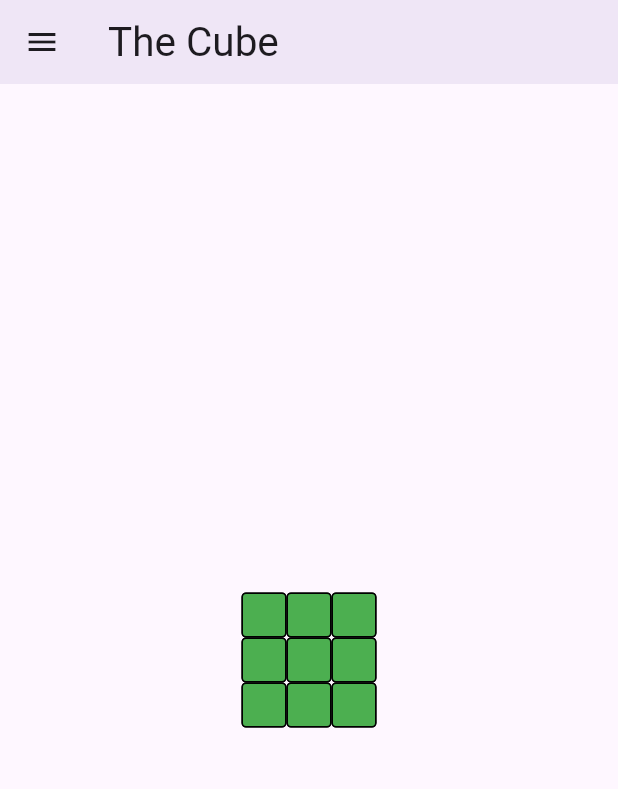
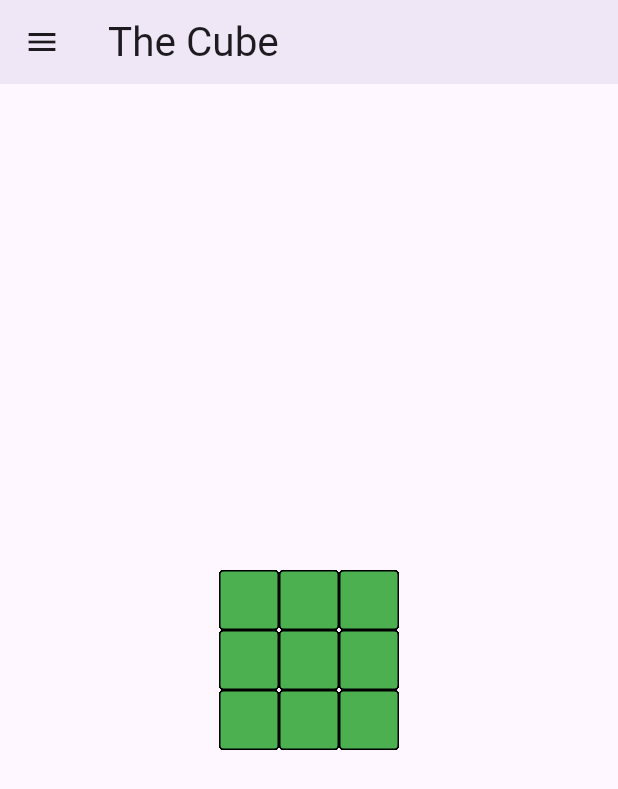
Before and after one commit to Lichyo/CyCube, a Flutter app: the screen it shows after launch, on a phone screen of 412 x 824 dp. Shown: the top 789 px of the screen. Run offline on Flutter 3.47's test engine with Material 3 defaults, Android fonts, the phone set to English and light mode, and no system bars; our stand-ins replace firebase_auth, firebase_core, firebase_storage, font_awesome_flutter, google_fonts, image_picker; accounts and stored records are empty; Roboto replaces fonts that are missing (Aboreto).

Commit message:
build new rubiks cube model with 3D matrix

```diff
--- /dev/null
+++ b/lib/cube.dart
@@ -0,0 +1,46 @@
+import 'dart:math';
+
+import 'cube_component.dart';
+import 'package:flutter/material.dart';
+
+class Cube extends StatelessWidget {
+  List<Widget> cube = [];
+
+  Cube({super.key}) {
+    final CubeComponent pieceCube = CubeComponent();
+    final pieceCubeWidth = pieceCube.cubeWidth;
+
+    cube.add(
+      Transform(
+        transform: Matrix4.identity(),
+        child: CubeComponent(
+          isBlack: true,
+        ),
+      ),
+    );
+    for (int z = -1; z < 2; z++) {
+      for (int y = -1; y < 2; y++) {
+        for (int x = -1; x < 2; x++) {
+          cube.add(
+            Transform(
+              transform: Matrix4.identity()
+                ..translate(
+                  x * pieceCubeWidth, // 向右遞增
+                  -y * pieceCubeWidth, // 向下遞增
+                  z * pieceCubeWidth, // 向前遞增
+                ),
+              child: pieceCube,
+            ),
+          );
+        }
+      }
+    }
+  }
+
+  @override
+  Widget build(BuildContext context) {
+    return Stack(
+      children: cube,
+    );
+  }
+}
--- a/lib/cube/service/cube_rotation.dart
+++ /dev/null
@@ -1,142 +0,0 @@
-import 'package:flutter/material.dart';
-import 'dart:math';
-import 'package:cube/cube/components/cube_face.dart';
-import '../model/cube_rotation.dart';
-
-enum Facing { top, bottom, left, right, front, back }
-
-class CubeRotation {
-  Rotate currentRotation = Rotate();
-  List<Widget> cubes = [];
-
-  CubeRotation() {
-    updateCube();
-  }
-
-  Map<Facing, Widget> cube = {
-    Facing.top: Transform(
-      origin: const Offset(0, 0),
-      transform: Matrix4.identity()
-        ..translate(0.0, 0.0, -30.0)
-        ..rotateX(pi / 2),
-      child: const CubeFace(
-        color: Colors.white,
-      ),
-    ),
-    Facing.bottom: Transform(
-      origin: const Offset(0, 0),
-      transform: Matrix4.identity()
-        ..translate(0.0, 90.0, -30.0)
-        ..rotateX(pi / 2),
-      child: const CubeFace(
-        color: Colors.yellow,
-      ),
-    ),
-    Facing.left: Transform(
-      origin: const Offset(0, 0),
-      transform: Matrix4.identity()
-        ..translate(0.0, 0.0, -30.0)
-        ..rotateY(-pi / 2),
-      child: const CubeFace(
-        color: Colors.orange,
-      ),
-    ),
-    Facing.right: Transform(
-      origin: const Offset(0, 0),
-      transform: Matrix4.identity()
-        ..translate(90.0, 0.0, -30.0)
-        ..rotateY(-pi / 2),
-      child: const CubeFace(
-        color: Colors.red,
-      ),
-    ),
-    Facing.front: Transform(
-      origin: const Offset(0, 0),
-      transform: Matrix4.identity()..translate(0.0, 0.0, 60.0),
-      child: const CubeFace(
-        color: Colors.green,
-      ),
-    ),
-    Facing.back: Transform(
-      origin: const Offset(0, 0),
-      transform: Matrix4.identity()..translate(0.0, 0.0, -30.0),
-      child: const CubeFace(
-        color: Colors.blue,
-      ),
-    ),
-  };
-
-  List<Widget> updateCube() {
-    cubes = [];
-    cubes.add(cube[Facing.bottom]!);
-    cubes.add(cube[Facing.back]!);
-    cubes.add(cube[Facing.left]!);
-    cubes.add(cube[Facing.right]!);
-    cubes.add(cube[Facing.top]!);
-    cubes.add(cube[Facing.front]!);
-    return cubes;
-  }
-
-  List<Widget> permutateCube({required Offset offset}) {
-    Rotate rotate = _calculateRotation(offset: offset);
-    if (currentRotation.U < rotate.U) {
-      _rotateU();
-    } else if (currentRotation.U > rotate.U) {
-      _rotateU();
-      _rotateU();
-      _rotateU();
-    }
-    if (currentRotation.R > rotate.R) {
-      _rotateR();
-    } else if (currentRotation.R < rotate.R) {
-      _rotateR();
-      _rotateR();
-      _rotateR();
-    }
-    currentRotation = rotate;
-    return updateCube();
-  }
-
-  void _rotateR() {
-    Widget temp = cube[Facing.front]!;
-    cube[Facing.front] = cube[Facing.bottom]!;
-    cube[Facing.bottom] = cube[Facing.back]!;
-    cube[Facing.back] = cube[Facing.top]!;
-    cube[Facing.top] = temp;
-  }
-
-  void _rotateU() {
-    Widget temp = cube[Facing.left]!;
-    cube[Facing.left] = cube[Facing.front]!;
-    cube[Facing.front] = cube[Facing.right]!;
-    cube[Facing.right] = cube[Facing.back]!;
-    cube[Facing.back] = temp;
-  }
-
-  Rotate _calculateRotation({required Offset offset}) {
-    Rotate rotate = Rotate();
-    double dx = offset.dx;
-    double dy = offset.dy;
-
-    rotate.U = 0;
-    while (dx < -90) {
-      dx += 90;
-      rotate.U++;
-    }
-    while (dx > 90) {
-      dx -= 90;
-      rotate.U--;
-    }
-
-    rotate.R = 0;
-    while (dy < -90) {
-      dy += 90;
-      rotate.R++;
-    }
-    while (dy > 90) {
-      dy -= 90;
-      rotate.R--;
-    }
-    return rotate;
-  }
-}
--- /dev/null
+++ b/lib/cube_component.dart
@@ -0,0 +1,230 @@
+import 'package:flutter/material.dart';
+import 'dart:math';
+
+enum Facing { top, bottom, left, right, front, back }
+
+class CubeComponent extends StatelessWidget {
+  final double cubeWidth = 40;
+  Map<Facing, Widget> _cube = {};
+
+  CubeComponent({super.key, isBlack = false}) {
+    if (isBlack) {
+      _cube = {
+        Facing.top: Transform(
+          origin: const Offset(0, 0),
+          transform: Matrix4.identity()
+            ..translate(0.0, 0.0, -cubeWidth)
+            ..rotateX(pi / 2),
+          child: Container(
+            width: cubeWidth,
+            height: cubeWidth,
+            decoration: BoxDecoration(
+              color: Colors.black,
+              border: Border.all(color: Colors.black),
+              borderRadius: const BorderRadius.all(
+                Radius.circular(3),
+              ),
+            ),
+          ),
+        ),
+        Facing.bottom: Transform(
+          origin: const Offset(0, 0),
+          transform: Matrix4.identity()
+            ..translate(0.0, cubeWidth, -cubeWidth)
+            ..rotateX(pi / 2),
+          child: Container(
+            width: cubeWidth,
+            height: cubeWidth,
+            decoration: BoxDecoration(
+              color: Colors.black,
+              border: Border.all(color: Colors.black),
+              borderRadius: const BorderRadius.all(
+                Radius.circular(3),
+              ),
+            ),
+          ),
+        ),
+        Facing.left: Transform(
+          origin: const Offset(0, 0),
+          transform: Matrix4.identity()
+            ..translate(0.0, 0.0, -cubeWidth)
+            ..rotateY(-pi / 2),
+          child: Container(
+            width: cubeWidth,
+            height: cubeWidth,
+            decoration: BoxDecoration(
+              color: Colors.black,
+              border: Border.all(color: Colors.black),
+              borderRadius: const BorderRadius.all(
+                Radius.circular(3),
+              ),
+            ),
+          ),
+        ),
+        Facing.right: Transform(
+          origin: const Offset(0, 0),
+          transform: Matrix4.identity()
+            ..translate(cubeWidth, 0.0, -cubeWidth)
+            ..rotateY(-pi / 2),
+          child: Container(
+            width: cubeWidth,
+            height: cubeWidth,
+            decoration: BoxDecoration(
+              color: Colors.black,
+              border: Border.all(color: Colors.black),
+              borderRadius: const BorderRadius.all(
+                Radius.circular(3),
+              ),
+            ),
+          ),
+        ),
+        Facing.front: Transform(
+          origin: const Offset(0, 0),
+          transform: Matrix4.identity()..translate(0.0, 0.0, 0.0),
+          child: Container(
+            width: cubeWidth,
+            height: cubeWidth,
+            decoration: BoxDecoration(
+              color: Colors.black,
+              border: Border.all(color: Colors.black),
+              borderRadius: const BorderRadius.all(
+                Radius.circular(3),
+              ),
+            ),
+          ),
+        ),
+        Facing.back: Transform(
+          origin: const Offset(0, 0),
+          transform: Matrix4.identity()..translate(0.0, 0.0, -cubeWidth),
+          child: Container(
+            width: cubeWidth,
+            height: cubeWidth,
+            decoration: BoxDecoration(
+              color: Colors.black,
+              border: Border.all(color: Colors.black),
+              borderRadius: const BorderRadius.all(
+                Radius.circular(3),
+              ),
+            ),
+          ),
+        ),
+      };
+    } else {
+      _cube = {
+        Facing.top: Transform(
+          origin: const Offset(0, 0),
+          transform: Matrix4.identity()
+            ..translate(0.0, 0.0, -cubeWidth)
+            ..rotateX(pi / 2),
+          child: Container(
+            width: cubeWidth,
+            height: cubeWidth,
+            decoration: BoxDecoration(
+              color: Colors.white,
+              border: Border.all(color: Colors.black),
+              borderRadius: const BorderRadius.all(
+                Radius.circular(3),
+              ),
+            ),
+          ),
+        ),
+        Facing.bottom: Transform(
+          origin: const Offset(0, 0),
+          transform: Matrix4.identity()
+            ..translate(0.0, cubeWidth, -cubeWidth)
+            ..rotateX(pi / 2),
+          child: Container(
+            width: cubeWidth,
+            height: cubeWidth,
+            decoration: BoxDecoration(
+              color: Colors.yellow,
+              border: Border.all(color: Colors.black),
+              borderRadius: const BorderRadius.all(
+                Radius.circular(3),
+              ),
+            ),
+          ),
+        ),
+        Facing.left: Transform(
+          origin: const Offset(0, 0),
+          transform: Matrix4.identity()
+            ..translate(0.0, 0.0, -cubeWidth)
+            ..rotateY(-pi / 2),
+          child: Container(
+            width: cubeWidth,
+            height: cubeWidth,
+            decoration: BoxDecoration(
+              color: Colors.orange,
+              border: Border.all(color: Colors.black),
+              borderRadius: const BorderRadius.all(
+                Radius.circular(3),
+              ),
+            ),
+          ),
+        ),
+        Facing.right: Transform(
+          origin: const Offset(0, 0),
+          transform: Matrix4.identity()
+            ..translate(cubeWidth, 0.0, -cubeWidth)
+            ..rotateY(-pi / 2),
+          child: Container(
+            width: cubeWidth,
+            height: cubeWidth,
+            decoration: BoxDecoration(
+              color: Colors.red,
+              border: Border.all(color: Colors.black),
+              borderRadius: const BorderRadius.all(
+                Radius.circular(3),
+              ),
+            ),
+          ),
+        ),
+        Facing.front: Transform(
+          origin: const Offset(0, 0),
+          transform: Matrix4.identity()..translate(0.0, 0.0, 0.0),
+          child: Container(
+            width: cubeWidth,
+            height: cubeWidth,
+            decoration: BoxDecoration(
+              color: Colors.green,
+              border: Border.all(color: Colors.black),
+              borderRadius: const BorderRadius.all(
+                Radius.circular(3),
+              ),
+            ),
+          ),
+        ),
+        Facing.back: Transform(
+          origin: const Offset(0, 0),
+          transform: Matrix4.identity()..translate(0.0, 0.0, -cubeWidth),
+          child: Container(
+            width: cubeWidth,
+            height: cubeWidth,
+            decoration: BoxDecoration(
+              color: Colors.blue,
+              border: Border.all(color: Colors.black),
+              borderRadius: const BorderRadius.all(
+                Radius.circular(3),
+              ),
+            ),
+          ),
+        ),
+      };
+    }
+    _cubeFaces.add(_cube[Facing.back]!);
+    _cubeFaces.add(_cube[Facing.bottom]!);
+    _cubeFaces.add(_cube[Facing.left]!);
+    _cubeFaces.add(_cube[Facing.right]!);
+    _cubeFaces.add(_cube[Facing.top]!);
+    _cubeFaces.add(_cube[Facing.front]!);
+  }
+
+  final List<Widget> _cubeFaces = [];
+
+  @override
+  Widget build(BuildContext context) {
+    return Stack(
+      children: _cubeFaces,
+    );
+  }
+}
--- a/lib/main.dart
+++ b/lib/main.dart
@@ -11,7 +11,7 @@ void main() async {
     options: DefaultFirebaseOptions.currentPlatform,
   );
   runApp(
-    MaterialApp(
+    const MaterialApp(
       debugShowCheckedModeBanner: false,
       home: RubiksCube(),
     ),
--- a/lib/view/home_page.dart
+++ b/lib/view/home_page.dart
@@ -1,5 +1,5 @@
 import 'package:flutter/material.dart';
-import 'package:cube/cube/service/cube_rotation.dart';
+import 'package:cube/cube.dart';
 import 'package:google_fonts/google_fonts.dart';
 import 'dart:math';
 import 'package:firebase_auth/firebase_auth.dart';
@@ -16,14 +16,11 @@ class RubiksCube extends StatefulWidget {
 class _RubiksCubeState extends State<RubiksCube> {
   Offset _offset = Offset.zero;
   final AuthService _auth = AuthService();
-  CubeRotation cubeRotation = CubeRotation();
-  List<Widget> cubes = [];
   FirebaseAuth auth = FirebaseAuth.instance;
 
   @override
   void initState() {
     super.initState();
-    cubes = cubeRotation.cubes;
   }
 
   @override
@@ -33,7 +30,6 @@ class _RubiksCubeState extends State<RubiksCube> {
         onPanUpdate: (detail) {
           setState(() {
             _offset += detail.delta;
-            cubes = cubeRotation.permutateCube(offset: _offset);
           });
         },
         child: Scaffold(
@@ -59,9 +55,7 @@ class _RubiksCubeState extends State<RubiksCube> {
                   ..rotateY(_offset.dx * pi / 180)
                   ..setEntry(2, 2, 0.001),
                 child: Center(
-                  child: Stack(
-                    children: cubes,
-                  ),
+                  child: Cube(),
                 ),
               ),
             ],
```
